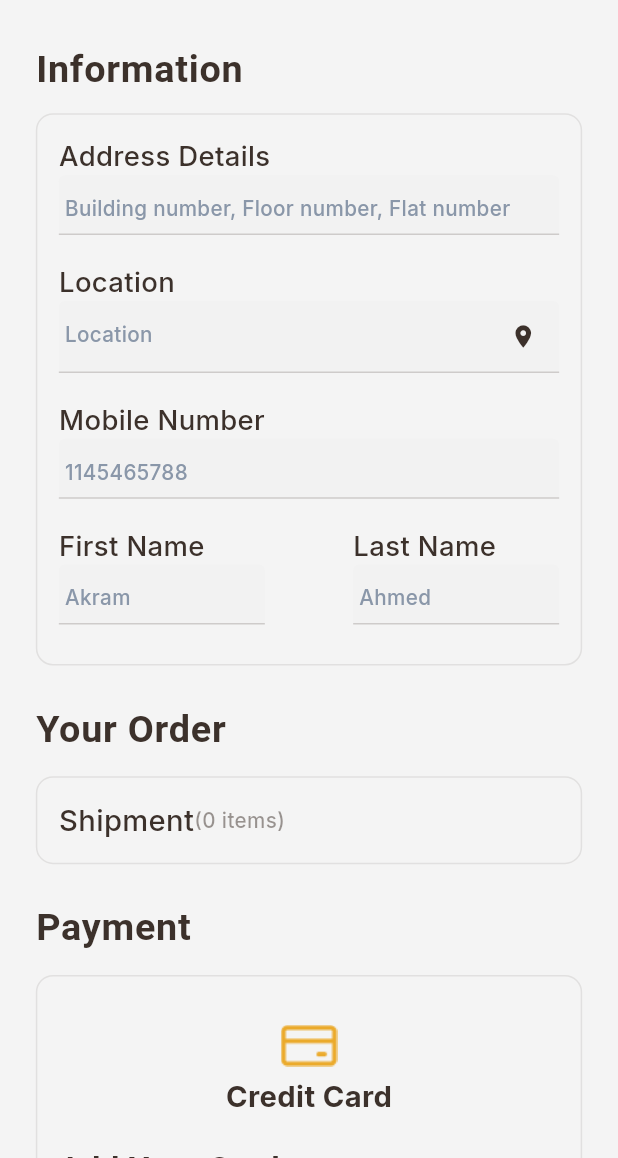
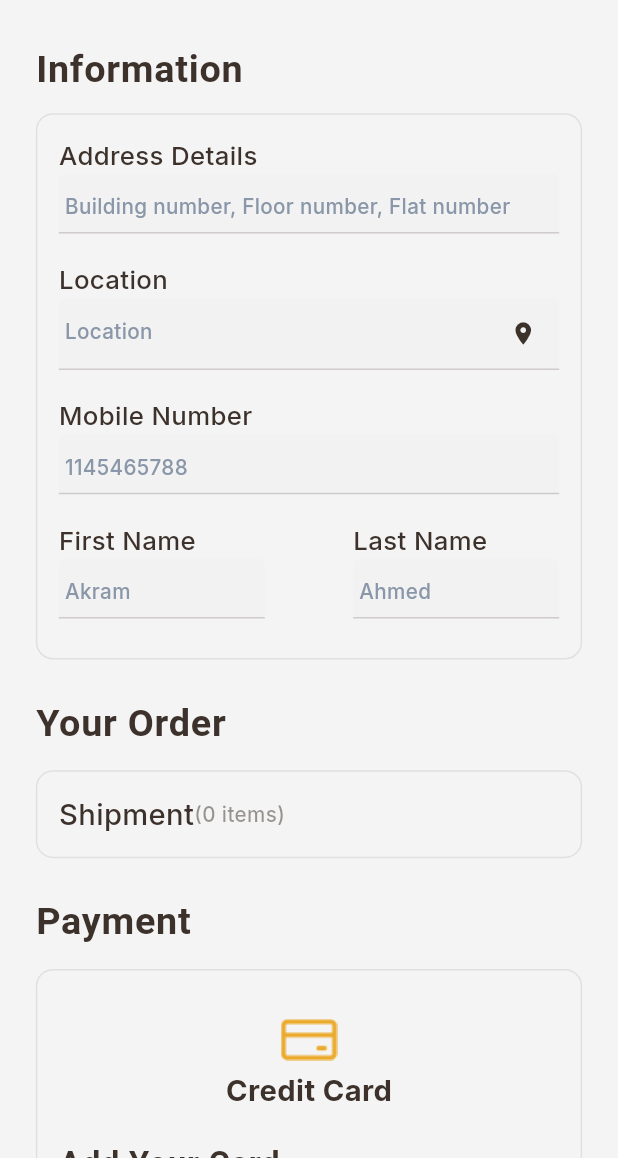
Before and after one commit to Halawany1/mham_, a Flutter app: the CheckoutScreen screen opened directly with empty values, on a phone screen of 412 x 824 dp, the part 78-1236 px from its top. Run offline on Flutter 3.47's test engine with Material 3 defaults, Android fonts, the light colour scheme and no system bars; our stand-ins replace animated_splash_screen, bloc, carousel_slider, dio, firebase_core, firebase_messaging and 11 more; missing offline and left inert: another_stepper, rating_summary; accounts and stored records are empty; generated files the repository leaves out were written again; network calls fail; Roboto replaces fonts that are missing (Heebo).

Commit message:
all done

```diff
--- a/lib/controller/Authentication_cubit/authentication_cubit.dart
+++ b/lib/controller/Authentication_cubit/authentication_cubit.dart
@@ -193,4 +193,10 @@ String ?countryId;
     });
   }
 
+  int currentIndexOtpVerification = 0;
+  void changeIndexOtpVerification(int index){
+    currentIndexOtpVerification = index;
+    emit(ChangeIndexOtpVerificationState());
+  }
+
 }
--- a/lib/controller/Authentication_cubit/authentication_state.dart
+++ b/lib/controller/Authentication_cubit/authentication_state.dart
@@ -14,6 +14,8 @@ class ChangeRememberCheckState extends AuthenticationState {}
 class LoadingLoginUserState extends AuthenticationState {}
 
 class SuccessLoginUserState extends AuthenticationState {}
+
+class ChangeIndexOtpVerificationState extends AuthenticationState {}
 
 class ErrorLoginUserState extends AuthenticationState {
   final String error;
--- a/lib/core/components/material_button_component.dart
+++ b/lib/core/components/material_button_component.dart
@@ -22,6 +22,7 @@ class BuildDefaultButton extends StatelessWidget {
   final Color colorText;
   final Color backgorundColor;
   final bool withBorder;
+
   @override
   Widget build(BuildContext context) {
     var color =Theme.of(context);
--- a/lib/core/constent/image_constant.dart
+++ b/lib/core/constent/image_constant.dart
@@ -5,6 +5,7 @@ class ImageConstant{
   static String appleLogo="assets/images/apple.png";
   static String ads="assets/images/ads.png";
   static String carParts="assets/images/carParts.png";
+  static String otp="assets/images/otp.png";
   static String batteries="assets/images/batteries.png";
   static String accessories="assets/images/accessories.png";
   static String motorOil="assets/images/motorOil.png";
--- a/lib/main.dart
+++ b/lib/main.dart
@@ -73,7 +73,7 @@ class MyApp extends StatelessWidget {
         ),
         BlocProvider(
           create: (context) =>
-          HomeCubit(),
+          HomeCubit()..getCarModels(),
         ),
         BlocProvider(
           create: (context) => AuthenticationCubit(),
--- a/lib/views/checkout_screen/widget/credit_card_info.dart
+++ b/lib/views/checkout_screen/widget/credit_card_info.dart
@@ -58,7 +58,7 @@ class BuildCreditCardInformation extends StatelessWidget {
           SizedBox(
             height: 10.h,
           ),
-          BuildFormCheckout(
+          BuildFormUnderLine(
             inputType: TextInputType.number,
             widthForm: 136.w,
             hint: '**** **** **** ****',
@@ -72,7 +72,7 @@ class BuildCreditCardInformation extends StatelessWidget {
           SizedBox(
             height: 15.h,
           ),
-          BuildFormCheckout(
+          BuildFormUnderLine(
             inputType: TextInputType.text,
             widthForm: 136.w,
             hint: locale.monthAndYear,
@@ -86,7 +86,7 @@ class BuildCreditCardInformation extends StatelessWidget {
           SizedBox(
             height: 15.h,
           ),
-          BuildFormCheckout(
+          BuildFormUnderLine(
             inputType: TextInputType.number,
             hint:
             locale.enterThreeDigitCode,
--- a/lib/views/checkout_screen/widget/forms.dart
+++ b/lib/views/checkout_screen/widget/forms.dart
@@ -1,9 +1,12 @@
 import 'package:flutter/cupertino.dart';
 import 'package:flutter/material.dart';
 import 'package:flutter_screenutil/flutter_screenutil.dart';
+import 'package:mham/controller/Authentication_cubit/authentication_cubit.dart';
+import 'package:mham/controller/layout_cubit/layout_cubit.dart';
+import 'package:mham/models/user_model.dart';
 
-class BuildFormCheckout extends StatelessWidget {
-  const BuildFormCheckout({
+class BuildFormUnderLine extends StatelessWidget {
+  const BuildFormUnderLine({
     super.key,
     required this.hint,
     required this.inputType,
@@ -12,6 +15,7 @@ class BuildFormCheckout extends StatelessWidget {
     required this.validator,
      this.suffixIcon,
      this.widthForm=double.infinity,
+     this.phone=false,
   });
 
   final String hint;
@@ -21,17 +25,19 @@ class BuildFormCheckout extends StatelessWidget {
   final Icon ?suffixIcon;
   final double widthForm;
   final TextInputType inputType;
+  final bool phone;
 
   @override
   Widget build(BuildContext context) {
     var font = Theme.of(context).textTheme;
     var color = Theme.of(context);
+    var cubit = AuthenticationCubit.get(context);
     return Column(
       crossAxisAlignment: CrossAxisAlignment.start,
       children: [
         Text(
           title,
-          style: font.bodyMedium!.copyWith(fontSize: 16.sp),
+          style: font.bodyMedium!.copyWith(fontSize: 15.sp),
         ),
         SizedBox(
           width: widthForm.w,
@@ -42,6 +48,45 @@ class BuildFormCheckout extends StatelessWidget {
             validator: validator,
             keyboardType: inputType,
             decoration: InputDecoration(
+              prefixIcon:phone?
+              DropdownButton<CountryId>(
+                value: cubit.selectedCountry != null
+                    ? cubit.selectedCountry
+                    :LayoutCubit.get(context).lang=='en'?
+                cubit.countries[7]:cubit.countriesAr[7],
+                icon: Icon(Icons.arrow_drop_down),
+                onChanged: (CountryId? newValue) {
+                  cubit.selectCountryCode(newValue!);
+                },
+                borderRadius: BorderRadius.circular(10.r),
+                underline: Container(),
+                items: cubit.countries
+                    .map<DropdownMenuItem<CountryId>>(
+                        (CountryId country) {
+                      return DropdownMenuItem<CountryId>(
+                        value: country,
+                        child: SizedBox(
+                          width: 98.w,
+                          child: Row(
+                            mainAxisAlignment: MainAxisAlignment.center,
+                            children: <Widget>[
+                              Text(
+                                country.name,
+                                style: font.bodyMedium!.copyWith(
+                                    fontWeight: FontWeight.bold,
+                                    fontSize: 10.sp),
+                              ),
+                              SizedBox(width: 8.w),
+                              Text(country.dialCode,
+                                  style: font.bodyMedium!.copyWith(
+                                      fontWeight: FontWeight.bold,
+                                      fontSize: 10.sp)),
+                            ],
+                          ),
+                        ),
+                      );
+                    }).toList(),
+              ):null,
               contentPadding: EdgeInsets.symmetric(vertical: 5.h),
               suffixIcon: suffixIcon,
             isDense: true,
@@ -52,7 +97,7 @@ class BuildFormCheckout extends StatelessWidget {
                   borderSide:
                       BorderSide(color: color.primaryColor.withOpacity(0.2))),
               focusedBorder: UnderlineInputBorder(
-                  borderSide: BorderSide(color: color.primaryColor)),
+                  borderSide: BorderSide(color: color.backgroundColor)),
               hintText: hint,
             ),
           ),
--- a/lib/views/checkout_screen/widget/info_card.dart
+++ b/lib/views/checkout_screen/widget/info_card.dart
@@ -25,7 +25,7 @@ class BuildInformationCard extends StatelessWidget {
       child: Column(
         crossAxisAlignment: CrossAxisAlignment.start,
         children: [
-          BuildFormCheckout(
+          BuildFormUnderLine(
             inputType: TextInputType.text,
             hint: locale.hintAddress,
             title: locale.addressDetails,
@@ -38,7 +38,7 @@ class BuildInformationCard extends StatelessWidget {
           SizedBox(
             height: 15.h,
           ),
-          BuildFormCheckout(
+          BuildFormUnderLine(
             inputType: TextInputType.text,
             suffixIcon: Icon(
               Icons.location_on_sharp,
@@ -55,7 +55,7 @@ class BuildInformationCard extends StatelessWidget {
           SizedBox(
             height: 15.h,
           ),
-          BuildFormCheckout(
+          BuildFormUnderLine(
             inputType: TextInputType.number,
             hint: '1145465788',
             title: locale.mobile,
@@ -73,7 +73,7 @@ class BuildInformationCard extends StatelessWidget {
             children: [
               SizedBox(
                 width: 120.w,
-                child: BuildFormCheckout(
+                child: BuildFormUnderLine(
                   inputType: TextInputType.text,
                   hint: 'Akram',
                   title:locale.firstName,
@@ -86,7 +86,7 @@ class BuildInformationCard extends StatelessWidget {
               ),
               SizedBox(
                 width: 120.w,
-                child: BuildFormCheckout(
+                child: BuildFormUnderLine(
                   inputType: TextInputType.text,
                   hint: 'Ahmed',
                   title: locale.lastName,
--- a/pubspec.yaml
+++ b/pubspec.yaml
@@ -54,6 +54,7 @@ dependencies:
   carousel_slider: ^4.2.1
   another_stepper: ^1.2.2
   rating_summary: ^1.0.2+1
+  sms_autofill: ^2.3.1
 
   #firebase for FCM
   firebase_messaging: ^14.7.20
```
Also changed, not shown: lib/l10n/app_ar.arb (+12 -1 lines), lib/l10n/app_en.arb (+12 -1 lines), lib/views/change_password_screen/change_password_screen.dart (added, +103 -0 lines), lib/views/login_screen/login_screen.dart (+6 -16 lines), lib/views/otp_screen/otp_screen.dart (added, +168 -0 lines), assets/images/otp.png (added), pubspec.lock.
